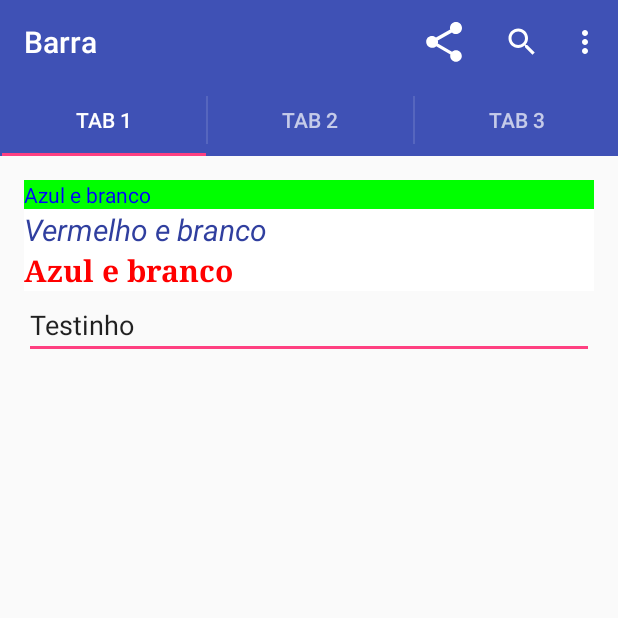
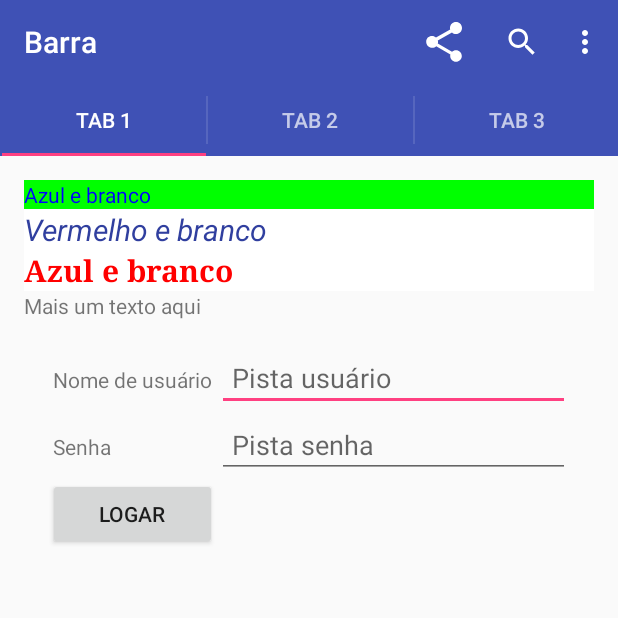
Before and after one commit to paulo9mv/LayoutBars, an Android app: the screen it shows after launch (MainActivity), on a phone screen of 412 x 824 dp, the top half of it. Run offline under Robolectric (Android 15) with nearby library versions, the phone set to English and light mode, and no system bars.

Commit message:
TableRow testado

```diff
--- a/app/src/main/res/layout/activity_main.xml
+++ b/app/src/main/res/layout/activity_main.xml
@@ -28,10 +28,29 @@
         android:textStyle="bold"
         android:fontFamily="serif"
         android:textSize="20dp"/>
-    <EditText
+    <TextView
         android:layout_width="match_parent"
         android:layout_height="wrap_content"
-        android:id="@+id/idEditText"
-        android:text="Testinho"/>
+        android:text="Mais um texto aqui"/>
+    <TableLayout
+        android:layout_width="match_parent"
+        android:layout_height="match_parent"
+        android:stretchColumns="1"
+        android:padding="16dp">
+        <TableRow>
+            <TextView android:text="@string/login" android:padding="3dp"/>
+            <EditText android:id="@+id/campoLogin" android:padding="10dp" android:inputType="text" android:hint="Pista usuário"/>
+        </TableRow>
+        <TableRow>
+            <TextView android:text="@string/password" android:padding="3dp"/>
+            <EditText android:id="@+id/camposenha" android:padding="10dp" android:inputType="textPassword" android:hint="Pista senha"/>
+        </TableRow>
+        <TableRow>
+            <Button android:text="Logar" android:id="@+id/botaoLogin" />
+        </TableRow>
+
+    </TableLayout>
+
+
 
 </LinearLayout>
--- a/app/src/main/res/values/strings.xml
+++ b/app/src/main/res/values/strings.xml
@@ -10,4 +10,6 @@
     <string name="msg_azul_e_branco">Azul e branco</string>
     <string name="msg_vermelho_e_branco">Vermelho e branco</string>
     <string name="texto1">Texto 1</string>
+    <string name="login">Nome de usuário</string>
+    <string name="password">Senha</string>
 </resources>
```
